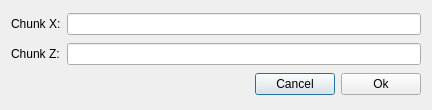
First picture: the form in proj/src/FindChunkDialog.ui, repository germix/minecraft-explorer, before the edit.
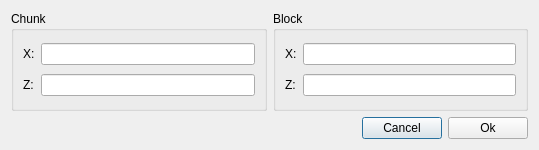
Second picture: the form after the edit.

Commit message: Find chunk from block pos

The edit to the form file:
```diff
--- a/proj/src/FindChunkDialog.ui
+++ b/proj/src/FindChunkDialog.ui
@@ -6,21 +6,97 @@
    <rect>
     <x>0</x>
     <y>0</y>
-    <width>432</width>
-    <height>110</height>
+    <width>539</width>
+    <height>150</height>
    </rect>
   </property>
   <property name="windowTitle">
    <string>Find chunk</string>
   </property>
   <layout class="QGridLayout" name="gridLayout">
-   <item row="1" column="1" colspan="2">
-    <widget class="QLineEdit" name="txtChunkZ"/>
+   <item row="0" column="0">
+    <widget class="QGroupBox" name="groupBoxChunk">
+     <property name="title">
+      <string>Chunk</string>
+     </property>
+     <layout class="QGridLayout" name="gridLayout_2">
+      <item row="0" column="0">
+       <widget class="QLabel" name="lblChunkX">
+        <property name="sizePolicy">
+         <sizepolicy hsizetype="Fixed" vsizetype="Preferred">
+          <horstretch>0</horstretch>
+          <verstretch>0</verstretch>
+         </sizepolicy>
+        </property>
+        <property name="text">
+         <string>X:</string>
+        </property>
+       </widget>
+      </item>
+      <item row="0" column="1">
+       <widget class="QLineEdit" name="txtChunkX"/>
+      </item>
+      <item row="1" column="0">
+       <widget class="QLabel" name="lblChunkZ">
+        <property name="sizePolicy">
+         <sizepolicy hsizetype="Fixed" vsizetype="Preferred">
+          <horstretch>0</horstretch>
+          <verstretch>0</verstretch>
+         </sizepolicy>
+        </property>
+        <property name="text">
+         <string>Z:</string>
+        </property>
+       </widget>
+      </item>
+      <item row="1" column="1">
+       <widget class="QLineEdit" name="txtChunkZ"/>
+      </item>
+     </layout>
+    </widget>
    </item>
-   <item row="0" column="1" colspan="2">
-    <widget class="QLineEdit" name="txtChunkX"/>
+   <item row="0" column="1">
+    <widget class="QGroupBox" name="groupBoxBlock">
+     <property name="title">
+      <string>Block</string>
+     </property>
+     <layout class="QGridLayout" name="gridLayout_3">
+      <item row="0" column="0">
+       <widget class="QLabel" name="lblBlockX">
+        <property name="sizePolicy">
+         <sizepolicy hsizetype="Fixed" vsizetype="Preferred">
+          <horstretch>0</horstretch>
+          <verstretch>0</verstretch>
+         </sizepolicy>
+        </property>
+        <property name="text">
+         <string>X:</string>
+        </property>
+       </widget>
+      </item>
+      <item row="0" column="1">
+       <widget class="QLineEdit" name="txtBlockX"/>
+      </item>
+      <item row="1" column="0">
+       <widget class="QLabel" name="lblBlockZ">
+        <property name="sizePolicy">
+         <sizepolicy hsizetype="Fixed" vsizetype="Preferred">
+          <horstretch>0</horstretch>
+          <verstretch>0</verstretch>
+         </sizepolicy>
+        </property>
+        <property name="text">
+         <string>Z:</string>
+        </property>
+       </widget>
+      </item>
+      <item row="1" column="1">
+       <widget class="QLineEdit" name="txtBlockZ"/>
+      </item>
+     </layout>
+    </widget>
    </item>
-   <item row="2" column="0" colspan="3">
+   <item row="1" column="0" colspan="2">
     <layout class="QHBoxLayout" name="horizontalLayout">
      <item>
       <spacer name="horizontalSpacer">
@@ -51,32 +127,6 @@
      </item>
     </layout>
    </item>
-   <item row="1" column="0">
-    <widget class="QLabel" name="lblChunkZ">
-     <property name="sizePolicy">
-      <sizepolicy hsizetype="Fixed" vsizetype="Preferred">
-       <horstretch>0</horstretch>
-       <verstretch>0</verstretch>
-      </sizepolicy>
-     </property>
-     <property name="text">
-      <string>Chunk Z:</string>
-     </property>
-    </widget>
-   </item>
-   <item row="0" column="0">
-    <widget class="QLabel" name="lblChunkX">
-     <property name="sizePolicy">
-      <sizepolicy hsizetype="Fixed" vsizetype="Preferred">
-       <horstretch>0</horstretch>
-       <verstretch>0</verstretch>
-      </sizepolicy>
-     </property>
-     <property name="text">
-      <string>Chunk X:</string>
-     </property>
-    </widget>
-   </item>
   </layout>
  </widget>
  <tabstops>
```
Left out of the diff: 2 changed lines with no effect on the pictures. The commit also changes 2 other files.
